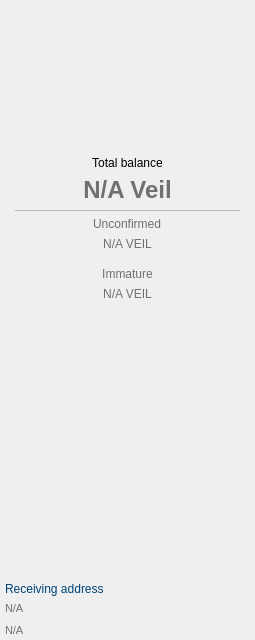
This is src/qt/veil/forms/balance.ui in Veil-Project/veil as Qt 5 draws it before an edit. The edited form follows.
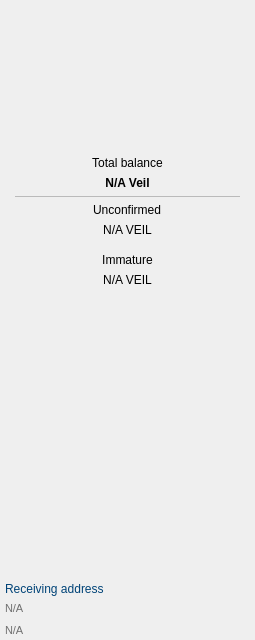
This is the edited form. Icons and pictures are not drawn.

Commit message: brighten some of the grays

Patch:
```diff
--- a/src/qt/veil/forms/balance.ui
+++ b/src/qt/veil/forms/balance.ui
@@ -147,13 +147,6 @@
                 <verstretch>0</verstretch>
                </sizepolicy>
               </property>
-              <property name="styleSheet">
-               <string notr="true">#labelBalance{
-background-color: transparent;
-color: #707070;
-font-size: 24px;
-}</string>
-              </property>
               <property name="text">
                <string>&lt;html&gt;&lt;head/&gt;&lt;body&gt;&lt;p&gt;&lt;span style=&quot; font-size:medium; font-weight:600;&quot;&gt;N/A Veil&lt;/span&gt;&lt;/p&gt;&lt;/body&gt;&lt;/html&gt;</string>
               </property>
@@ -185,10 +178,6 @@
               <property name="layoutDirection">
                <enum>Qt::RightToLeft</enum>
               </property>
-              <property name="styleSheet">
-               <string notr="true">background-color:transparent;
-color: #707070;</string>
-              </property>
               <property name="text">
                <string>Unconfirmed</string>
               </property>
@@ -200,10 +189,6 @@
             </item>
             <item>
              <widget class="QLabel" name="labelUnconfirmed">
-              <property name="styleSheet">
-               <string notr="true">background-color: transparent;
-color: #707070;</string>
-              </property>
               <property name="text">
                <string>N/A VEIL</string>
               </property>
@@ -233,10 +218,6 @@
               <property name="layoutDirection">
                <enum>Qt::RightToLeft</enum>
               </property>
-              <property name="styleSheet">
-               <string notr="true">background-color:transparent;
-color: #707070;</string>
-              </property>
               <property name="text">
                <string>Immature</string>
               </property>
@@ -248,10 +229,6 @@
             </item>
             <item>
              <widget class="QLabel" name="labelImmature">
-              <property name="styleSheet">
-               <string notr="true">background-color: transparent;
-color: #707070;</string>
-              </property>
               <property name="text">
                <string>N/A VEIL</string>
               </property>
```
The commit also changes 2 other files.
